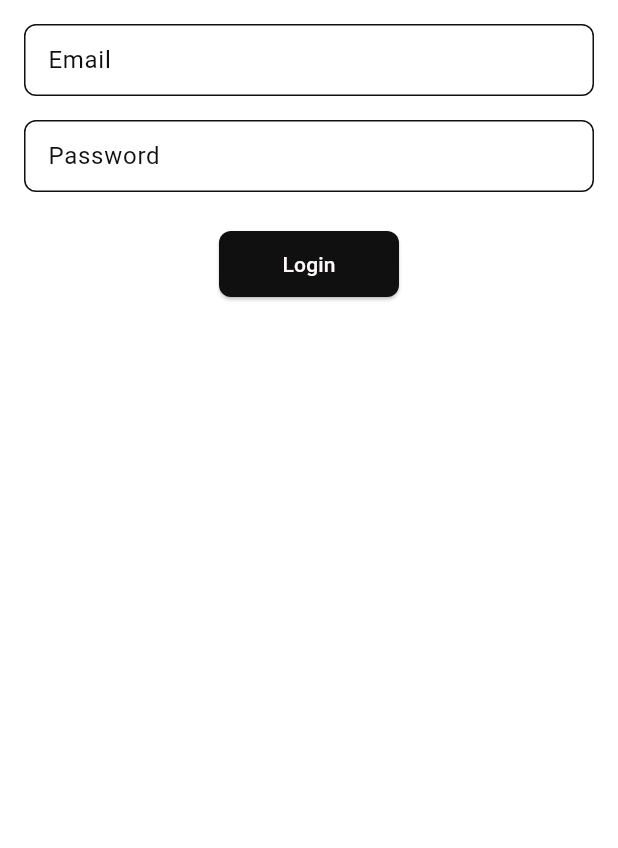
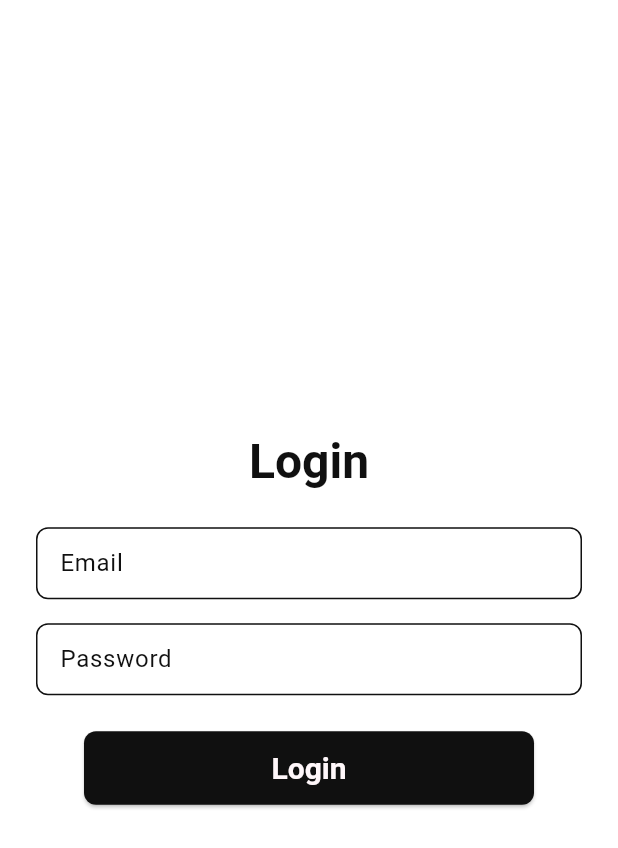
Before and after one commit to ozerikoz/teste-lisa-it, a Flutter app: the screen it shows after launch, on a phone screen of 412 x 824 dp. Shown: the top 848 px of the screen. Run offline on Flutter 3.47's test engine with Material 3 defaults, Android fonts, the phone set to English and light mode, and no system bars; our stand-ins replace cloud_firestore, dio, equatable, firebase_auth, firebase_core, flutter_bloc and 1 more; accounts and stored records are empty; generated files the repository leaves out were written again.

Commit message:
style: refactor LoginPage layout and enhance button styling

```diff
--- a/lib/presentation/auth/login/pages/login_page.dart
+++ b/lib/presentation/auth/login/pages/login_page.dart
@@ -14,39 +14,36 @@ class LoginPage extends StatelessWidget {
         FocusScope.of(context).unfocus();
       },
       child: Scaffold(
-        body: BlocListener<LoginBloc, LoginState>(
-          listenWhen: (previous, current) => previous.status != current.status,
-          listener: (context, state) {
-            if (state.status == LoginStatus.success) {
-              ScaffoldMessenger.of(context).showSnackBar(
-                const SnackBar(content: Text("Login successful")),
-              );
-            } else if (state.status == LoginStatus.error) {
-              ScaffoldMessenger.of(context).showSnackBar(
-                SnackBar(content: Text(state.errorMessage ?? "Login failed")),
-              );
-            }
-          },
+        body: Center(
+          child: SingleChildScrollView(
             child: Padding(
-            padding: const EdgeInsets.all(16.0),
+              padding: const EdgeInsets.all(24),
               child: Form(
                 key: _formKey,
                 child: Column(
+                  crossAxisAlignment: CrossAxisAlignment.center,
+                  mainAxisSize: MainAxisSize.min,
                   children: [
+                    Text(
+                      "Login",
+                      style: Theme.of(context).textTheme.headlineLarge,
+                    ),
+                    const SizedBox(height: 24),
                     BlocBuilder<LoginBloc, LoginState>(
                       buildWhen: (previous, current) =>
                           previous.email != current.email,
                       builder: (context, state) {
                         return TextFormField(
                           initialValue: state.email,
-                        decoration: const InputDecoration(labelText: "Email"),
+                          decoration: InputDecoration(
+                            labelText: "Email",
+                          ),
                           keyboardType: TextInputType.emailAddress,
                           onChanged: (value) => context
                               .read<LoginBloc>()
                               .add(EmailChangedEvent(value)),
                           validator: (value) {
-                          // todo create password validator
-
+                            // todo create email validator
                             return null;
                           },
                         );
@@ -59,8 +56,9 @@ class LoginPage extends StatelessWidget {
                       builder: (context, state) {
                         return TextFormField(
                           initialValue: state.password,
-                        decoration:
-                            const InputDecoration(labelText: "Password"),
+                          decoration: InputDecoration(
+                            labelText: "Password",
+                          ),
                           obscureText: true,
                           onChanged: (value) => context
                               .read<LoginBloc>()
@@ -73,10 +71,15 @@ class LoginPage extends StatelessWidget {
                       },
                     ),
                     const SizedBox(height: 24),
-                  BlocBuilder<LoginBloc, LoginState>(
+                    BlocConsumer<LoginBloc, LoginState>(
+                      listener: (context, state) {
+                        // todo if LoginStatus.failure show a snackbar with the error message
+                      },
                       builder: (context, state) {
-                      return SizedBox(
-                        width: 120,
+                        return Padding(
+                          padding: const EdgeInsets.symmetric(horizontal: 32),
+                          child: SizedBox(
+                            width: double.infinity,
                             child: ElevatedButton(
                               onPressed: state.status == LoginStatus.loading
                                   ? null
@@ -98,7 +101,18 @@ class LoginPage extends StatelessWidget {
                                         color: Theme.of(context).primaryColor,
                                       ),
                                     )
-                              : const Text("Login"),
+                                  : Text(
+                                      "Login",
+                                      style: Theme.of(context)
+                                          .textTheme
+                                          .titleLarge!
+                                          .copyWith(
+                                            fontWeight: FontWeight.bold,
+                                            color:
+                                                Theme.of(context).primaryColor,
+                                          ),
+                                    ),
+                            ),
                           ),
                         );
                       },
@@ -109,6 +123,7 @@ class LoginPage extends StatelessWidget {
             ),
           ),
         ),
+      ),
     );
   }
 }
```
Lines whose indentation alone changed are shown as unchanged.
